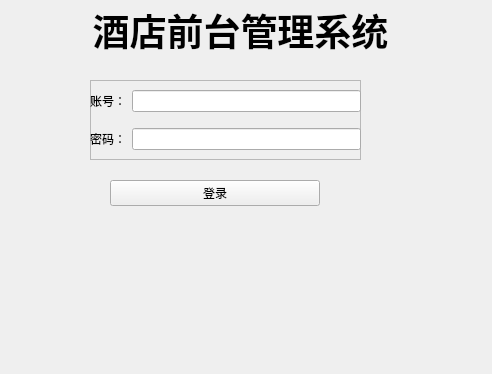
Above: login.ui from Ginsakura/TestQTManagerSystem before the change. Below: the same form after it.
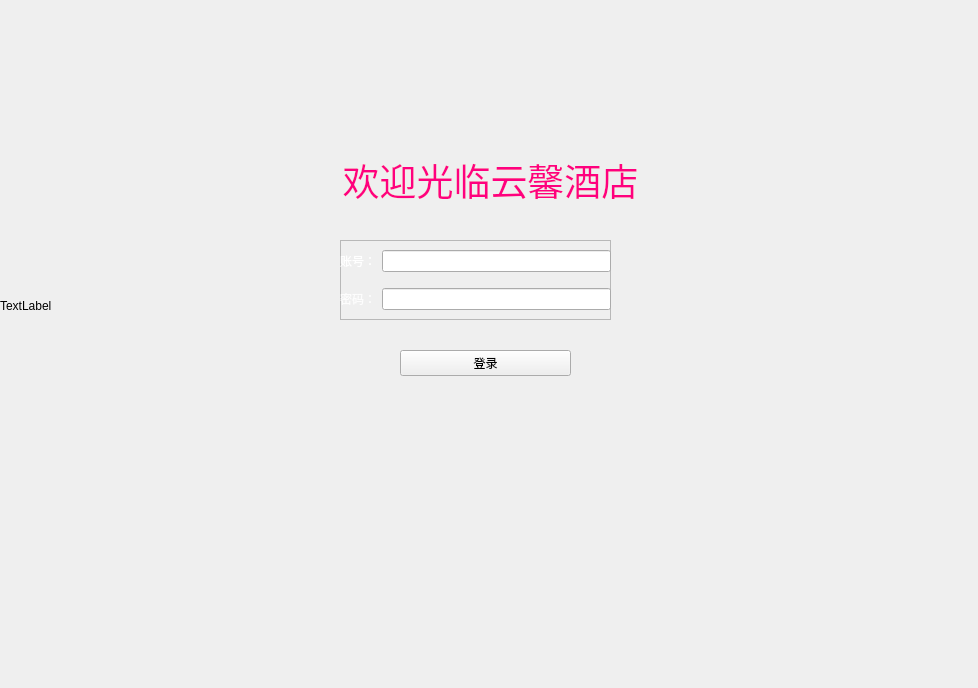
That is the form after the change. Icons and pictures are not drawn.

Commit message: 登录界面

What changed in the file:
```diff
--- a/login.ui
+++ b/login.ui
@@ -6,8 +6,8 @@
    <rect>
     <x>0</x>
     <y>0</y>
-    <width>492</width>
-    <height>374</height>
+    <width>978</width>
+    <height>688</height>
    </rect>
   </property>
   <property name="windowTitle">
@@ -16,21 +16,21 @@
   <widget class="QLabel" name="label">
    <property name="geometry">
     <rect>
-     <x>40</x>
-     <y>-10</y>
+     <x>290</x>
+     <y>140</y>
      <width>401</width>
      <height>81</height>
     </rect>
    </property>
    <property name="text">
-    <string>&lt;html&gt;&lt;head/&gt;&lt;body&gt;&lt;p align=&quot;center&quot;&gt;&lt;span style=&quot; font-size:28pt; font-weight:600;&quot;&gt;酒店前台管理系统&lt;/span&gt;&lt;/p&gt;&lt;/body&gt;&lt;/html&gt;</string>
+    <string>&lt;html&gt;&lt;head/&gt;&lt;body&gt;&lt;p align=&quot;center&quot;&gt;&lt;span style=&quot; font-size:28pt; color:#ff007f;&quot;&gt;欢迎光临云馨酒店&lt;/span&gt;&lt;/p&gt;&lt;/body&gt;&lt;/html&gt;</string>
    </property>
   </widget>
   <widget class="QFrame" name="frame">
    <property name="geometry">
     <rect>
-     <x>90</x>
-     <y>80</y>
+     <x>340</x>
+     <y>240</y>
      <width>271</width>
      <height>80</height>
     </rect>
@@ -56,7 +56,7 @@
        <item>
         <widget class="QLabel" name="label_2">
          <property name="text">
-          <string>账号：</string>
+          <string>&lt;html&gt;&lt;head/&gt;&lt;body&gt;&lt;p&gt;&lt;span style=&quot; color:#ffffff;&quot;&gt;账号：&lt;/span&gt;&lt;/p&gt;&lt;/body&gt;&lt;/html&gt;</string>
          </property>
         </widget>
        </item>
@@ -70,7 +70,7 @@
        <item>
         <widget class="QLabel" name="label_3">
          <property name="text">
-          <string>密码：</string>
+          <string>&lt;html&gt;&lt;head/&gt;&lt;body&gt;&lt;p&gt;&lt;span style=&quot; color:#fdfdfd;&quot;&gt;密码：&lt;/span&gt;&lt;/p&gt;&lt;/body&gt;&lt;/html&gt;</string>
          </property>
         </widget>
        </item>
@@ -85,9 +85,9 @@
   <widget class="QWidget" name="widget" native="true">
    <property name="geometry">
     <rect>
-     <x>110</x>
-     <y>170</y>
-     <width>210</width>
+     <x>400</x>
+     <y>340</y>
+     <width>171</width>
      <height>46</height>
     </rect>
    </property>
@@ -101,6 +101,26 @@
     </item>
    </layout>
   </widget>
+  <widget class="QLabel" name="label_4">
+   <property name="geometry">
+    <rect>
+     <x>0</x>
+     <y>-30</y>
+     <width>991</width>
+     <height>671</height>
+    </rect>
+   </property>
+   <property name="styleSheet">
+    <string notr="true">border-image: url(:/login/Pictures/R.png);</string>
+   </property>
+   <property name="text">
+    <string>TextLabel</string>
+   </property>
+  </widget>
+  <zorder>label_4</zorder>
+  <zorder>label</zorder>
+  <zorder>frame</zorder>
+  <zorder>widget</zorder>
  </widget>
  <resources/>
  <connections/>
```
The commit also changes 4 other files.
